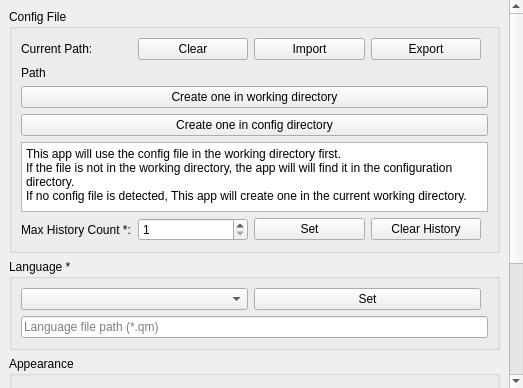
Old version of the form src/ui/settingstab.ui in the repository wh201906/SerialTest.
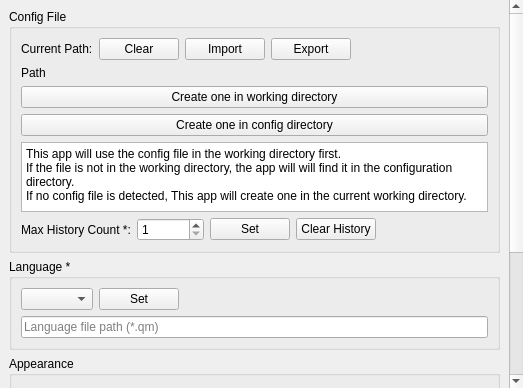
New version of the form.

Diff of the .ui file:
```diff
--- a/src/ui/settingstab.ui
+++ b/src/ui/settingstab.ui
@@ -41,9 +41,9 @@
       <property name="geometry">
        <rect>
         <x>0</x>
-        <y>0</y>
+        <y>-188</y>
         <width>506</width>
-        <height>576</height>
+        <height>602</height>
        </rect>
       </property>
       <layout class="QVBoxLayout" name="verticalLayout_5">
@@ -88,6 +88,12 @@
               <property name="orientation">
                <enum>Qt::Horizontal</enum>
               </property>
+              <property name="sizeHint" stdset="0">
+               <size>
+                <width>0</width>
+                <height>0</height>
+               </size>
+              </property>
              </spacer>
             </item>
            </layout>
@@ -166,6 +172,12 @@
               <property name="orientation">
                <enum>Qt::Horizontal</enum>
               </property>
+              <property name="sizeHint" stdset="0">
+               <size>
+                <width>0</width>
+                <height>0</height>
+               </size>
+              </property>
              </spacer>
             </item>
            </layout>
@@ -200,6 +212,12 @@
               <property name="orientation">
                <enum>Qt::Horizontal</enum>
               </property>
+              <property name="sizeHint" stdset="0">
+               <size>
+                <width>0</width>
+                <height>0</height>
+               </size>
+              </property>
              </spacer>
             </item>
            </layout>
@@ -234,6 +252,13 @@
             </property>
            </widget>
           </item>
+          <item>
+           <widget class="QCheckBox" name="Android_dockBox">
+            <property name="text">
+             <string>Use Dock * (Experimental)</string>
+            </property>
+           </widget>
+          </item>
           <item>
            <widget class="QWidget" name="opacityWidget" native="true">
             <layout class="QHBoxLayout" name="horizontalLayout_3">
```
